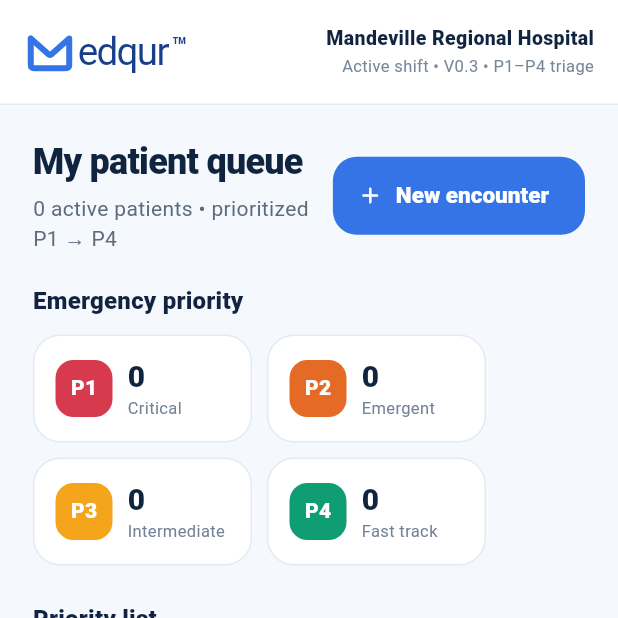
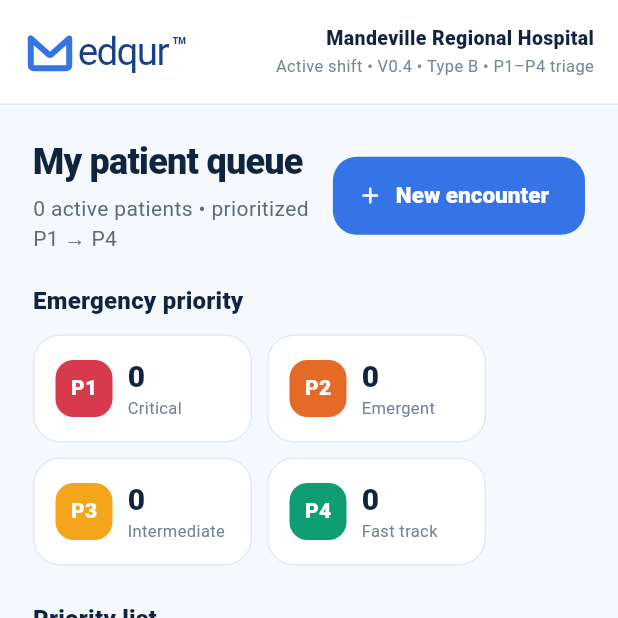
Before and after one commit to matthewcodergamer/Medqur, a Flutter app: the ClinicalShellV2 screen opened directly with sample values from the repository, on a phone screen of 412 x 824 dp, the top half of it. Run offline on Flutter 3.47's test engine with Material 3 defaults, Android fonts, the phone set to English and light mode, and no system bars; our stand-ins replace local_auth, qr_flutter, shared_preferences; missing offline and left inert: mobile_scanner; accounts and stored records are empty.

Commit message:
Show active facility classification in clinical shell

```diff
--- a/lib/screens/clinical_shell_v2.dart
+++ b/lib/screens/clinical_shell_v2.dart
@@ -179,9 +179,11 @@ class _ClinicalShellV2State extends State<ClinicalShellV2> {
                   style: const TextStyle(color: medqurInk, fontWeight: FontWeight.w800, fontSize: 13),
                 ),
                 const SizedBox(height: 2),
-                const Text(
-                  'Active shift • V0.3 • P1–P4 triage',
-                  style: TextStyle(color: Color(0xFF78869A), fontSize: 11),
+                Text(
+                  'Active shift • V0.4 • ${widget.facility.classification.shortLabel} • P1–P4 triage',
+                  maxLines: 1,
+                  overflow: TextOverflow.ellipsis,
+                  style: const TextStyle(color: Color(0xFF78869A), fontSize: 11),
                 ),
               ],
             ),
```
